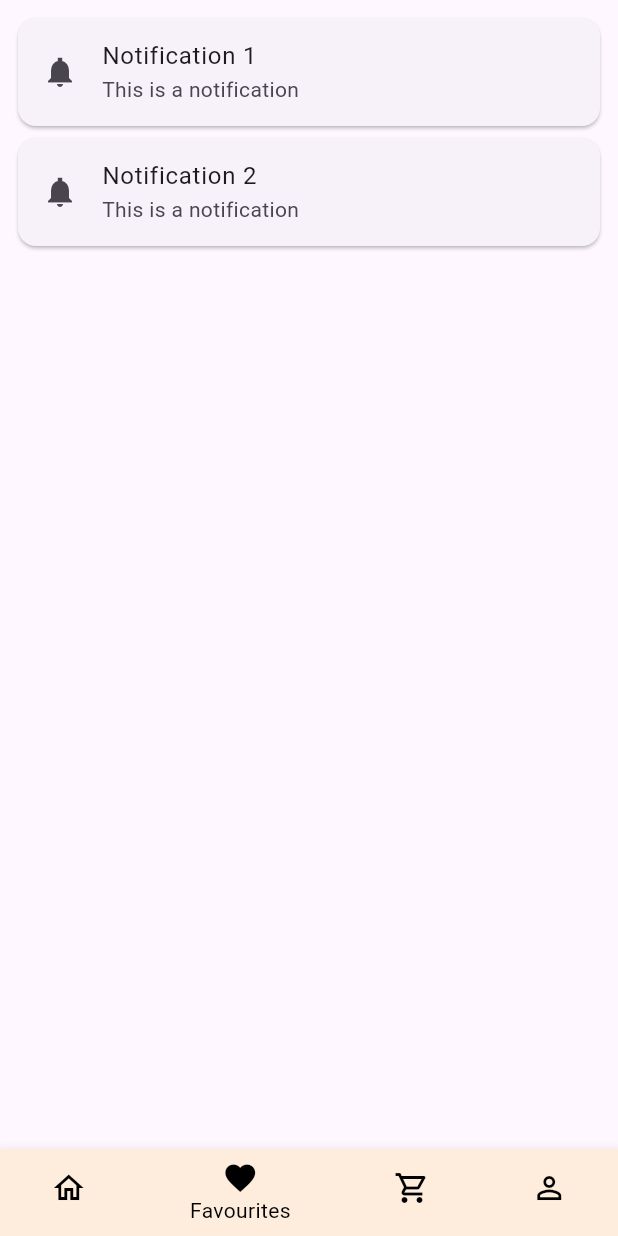
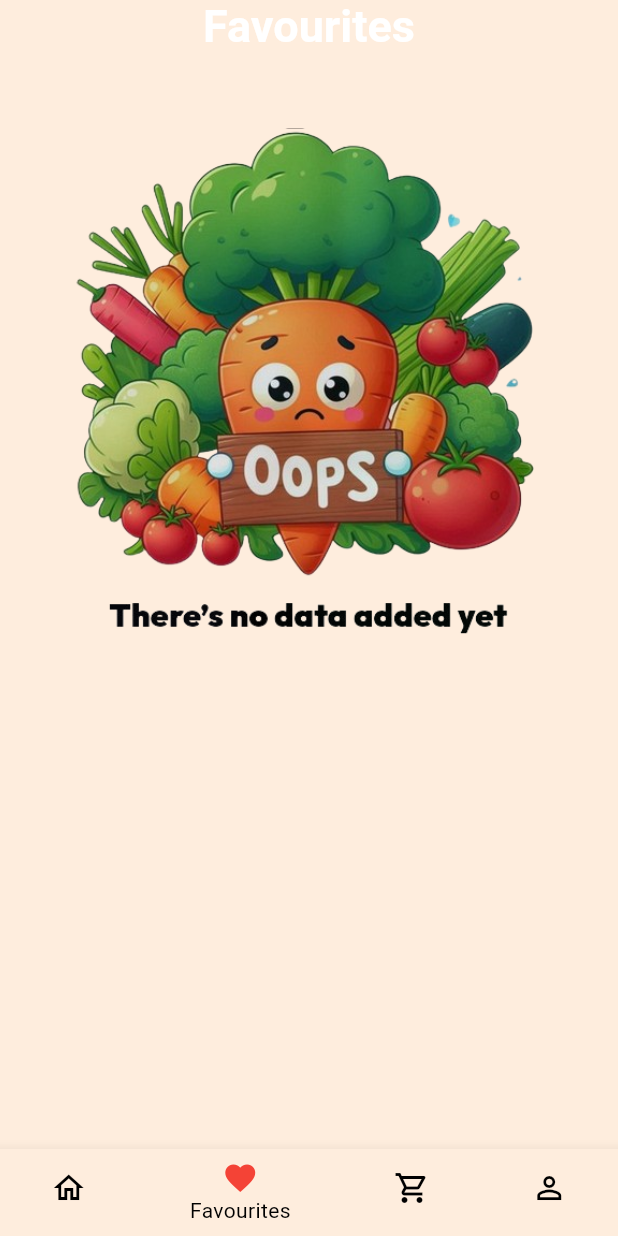
Before and after one commit to vicprzram/DishApp, a Flutter app: the HomePage screen opened directly, item 2 of the bottom bar chosen, on a phone screen of 412 x 824 dp. Run offline on Flutter 3.47's test engine with Material 3 defaults, Android fonts, the phone set to English and light mode, and no system bars; our stand-ins replace cloud_firestore, firebase_auth, firebase_core, firebase_database, firebase_storage, google_fonts and 2 more; missing offline and left inert: dart:ffi, flutterflow_ui; accounts and stored records are empty; statements that could not run were skipped.

Commit message:
Favourites done

```diff
--- a/lib/database/Authentication.dart
+++ b/lib/database/Authentication.dart
@@ -18,11 +18,11 @@ class Authentication {
       UserCredential result = await FirebaseAuth.instance.createUserWithEmailAndPassword(email: user.email, password: user.password);
       User? u = result.user;
       u?.updateDisplayName(user.username.toString());
-      /*await FirebaseDatabase.instance.ref('users').set({
+      await FirebaseDatabase.instance.ref('users').update({
         user.username : {
           "email" : user.email
         }
-      });*/
+      });
       await FirebaseFirestore.instance.collection("favourites").doc(user.username).set({"recipes":FieldValue.arrayUnion([])});
       return 'Success';
     } on FirebaseAuthException catch(e){
--- a/lib/pages/MainMenu.dart
+++ b/lib/pages/MainMenu.dart
@@ -2,6 +2,7 @@ import 'package:dishapp/pages/LoginFlow.dart';
 import 'package:dishapp/pages/main_menu/HomeFlow.dart';
 import 'package:firebase_auth/firebase_auth.dart';
 import 'package:flutter/material.dart';
+import 'package:dishapp/pages/main_menu/Favourites.dart';
 
 class HomePage extends StatefulWidget {
   const HomePage({super.key});
@@ -38,7 +39,7 @@ class _NavigationExampleState extends State<HomePage> {
                 label: 'Home',
               ),
               BottomNavigationBarItem(
-                activeIcon: Icon(Icons.favorite),
+                activeIcon: Icon(Icons.favorite, color: Colors.red),
                 icon: Icon(Icons.favorite_outline),
                 label: 'Favourites',
               ),
@@ -61,6 +62,11 @@ class _NavigationExampleState extends State<HomePage> {
         HomeWidget(),
 
         /// Notifications page
+
+        FavouritesWidget(),
+
+
+        /// Messages page
         const Padding(
           padding: EdgeInsets.all(8.0),
           child: Column(
@@ -83,10 +89,6 @@ class _NavigationExampleState extends State<HomePage> {
           ),
         ),
 
-        /// Messages page
-
-        Text("caca"),
-
         /// User page
         Card(
           shadowColor: Colors.transparent,
--- a/lib/pages/SignUpFlow.dart
+++ b/lib/pages/SignUpFlow.dart
@@ -101,7 +101,9 @@ class _RegisterWidgetState extends State<SignUpWidget> {
           SnackBar(content: Text(message))
       );
     }else{
-      SnackBar(content: Text('The passwords do not match'));
+      ScaffoldMessenger.of(context).showSnackBar(
+          SnackBar(content: Text("The passwords do not match"))
+      );
     }
   }
 
--- /dev/null
+++ b/lib/pages/main_menu/Favourites.dart
@@ -0,0 +1,239 @@
+import 'dart:ffi';
+
+import 'package:cloud_firestore/cloud_firestore.dart';
+import 'package:firebase_auth/firebase_auth.dart';
+import 'package:flutterflow_ui/flutterflow_ui.dart';
+import 'package:flutter/material.dart';
+import 'package:google_fonts/google_fonts.dart';
+import 'package:provider/provider.dart';
+
+class FavouritesModel extends FlutterFlowModel<FavouritesWidget> {
+  ///  State fields for stateful widgets in this page.
+
+  final unfocusNode = FocusNode();
+
+  @override
+  void initState(BuildContext context) {}
+
+  @override
+  void dispose() {
+    unfocusNode.dispose();
+  }
+}
+
+
+class FavouritesWidget extends StatefulWidget {
+  const FavouritesWidget({super.key});
+
+  @override
+  State<FavouritesWidget> createState() => _FavouritesWidgetState();
+}
+
+class _FavouritesWidgetState extends State<FavouritesWidget> {
+  late FavouritesModel _model;
+
+  final scaffoldKey = GlobalKey<ScaffoldState>();
+  List<Map<String, dynamic>> items = [];
+  List<String> documents = [];
+  bool isLoading = true;
+
+  @override
+  void initState() {
+    super.initState();
+    _model = createModel(context, () => FavouritesModel());
+
+    addItem();
+  }
+
+  @override
+  void dispose() {
+    _model.dispose();
+    items = [];
+    documents = [];
+
+    super.dispose();
+  }
+
+  void deleteItem(String doc, int index){
+    setState(() {
+      documents.remove(doc);
+      items.removeAt(index);
+      FirebaseFirestore.instance.collection("favourites").doc(FirebaseAuth.instance.currentUser!.displayName.toString()).update({
+        "recipes": documents
+      });
+    });
+
+  }
+
+  void addItem() async {
+
+    var data = await FirebaseFirestore.instance.collection('favourites').doc(FirebaseAuth.instance.currentUser!.displayName).get();
+    var data2;
+
+    print(data.data()?.values.elementAt(0).length);
+    print(data.data()?.values.length);
+
+    for(int i = 0; i < data.data()!.values.elementAt(0).length; i++){
+      print(data.data()!.values.elementAt(0)[i]);
+      documents.add(data.data()!.values.elementAt(0)[i]);
+    }
+
+    documents.forEach((element) async {
+      print("F: " + element.toString());
+      data2 = await FirebaseFirestore.instance.collection('recipes').doc(element.toString()).get();
+      items.add(data2.data());
+    });
+
+    setState(() {
+      isLoading = false;
+      print("cargo");
+    });
+  }
+
+  @override
+  Widget build(BuildContext context) {
+
+    return GestureDetector(
+      onTap: () => _model.unfocusNode.canRequestFocus
+          ? FocusScope.of(context).requestFocus(_model.unfocusNode)
+          : FocusScope.of(context).unfocus(),
+      child: Scaffold(
+        key: scaffoldKey,
+        backgroundColor: Color(0xfffeeddd),
+        body: SafeArea(
+          top: true,
+          child: Align(
+            alignment: AlignmentDirectional(0, 0),
+            child: Column(
+              mainAxisSize: MainAxisSize.max,
+              children: [
+                RichText(
+                  textScaler: MediaQuery.of(context).textScaler,
+                  text: TextSpan(
+                    children: [
+                      TextSpan(
+                        text: 'Favourites',
+                        style: TextStyle(
+                            fontSize: 30,
+                            fontWeight: FontWeight.bold
+                        ),
+                      )
+                    ],
+                    style: FlutterFlowTheme.of(context).bodyMedium.override(
+                      fontFamily: 'Ginger_Cat',
+                      letterSpacing: 0,
+                      fontWeight: FontWeight.w100,
+                      useGoogleFonts: false,
+                    ),
+                  ),
+                  textAlign: TextAlign.start,
+                ),
+
+                FutureBuilder(
+                  future: Future.delayed(Duration(milliseconds: 300)),
+                  builder: (ctx, snapshot) =>
+                  snapshot.connectionState == ConnectionState.waiting
+                      ? CircularProgressIndicator() :
+                    (items.length == 0) ? Align(
+                      alignment: AlignmentDirectional(0, 0),
+                      child: Padding(padding: EdgeInsetsDirectional.fromSTEB(0, 50, 0, 0),
+
+                        child: Container(
+                          height: 350,
+                          decoration: BoxDecoration(),
+                          child: Align(
+                            alignment: AlignmentDirectional(0, 0),
+                            child: ClipRRect(
+                              borderRadius: BorderRadius.circular(8),
+                              child: Image.asset(
+                                'lib/images/no_data.png',
+                                fit: BoxFit.cover,
+                              ),
+                            ),
+                          ),
+                        ),
+                      )) : Expanded(
+                    child: (isLoading) ? CircularProgressIndicator() : GridView.builder(
+                      itemBuilder: (context, index) {
+
+                        return  InkWell(
+                          onTap: (){
+
+                            print(documents[index]);
+
+                          },
+                          child:  Container(
+                            margin: const EdgeInsets.all(10.0),
+                            decoration: BoxDecoration(
+                                border: Border.all(color: Color(0xff59be32)),
+                                borderRadius: BorderRadius.circular(29),
+                                color: Colors.white
+                            ),
+                            child: Column(
+                              children: [
+                                Align(
+                                  alignment: Alignment.center,
+                                  child: Padding(padding: EdgeInsetsDirectional.fromSTEB(0, 5, 0, 5),
+                                    child: RichText(
+                                      text: TextSpan(text: items[index]["title"], style: TextStyle(fontFamily: 'Outfit', color: Colors.black),),
+                                    ),
+                                  ),),
+                                Expanded(
+                                  child: Container(
+                                    child: Image.network(items[index]["image"], fit: BoxFit.fill),
+                                  ),),
+                                Row(
+                                  mainAxisAlignment: MainAxisAlignment.spaceBetween,
+                                  children: [
+                                    Align(
+                                      alignment: Alignment.bottomLeft,
+                                      child: Padding(padding: EdgeInsetsDirectional.fromSTEB(5, 0, 0, 20),
+                                        child: RichText(
+                                          text: TextSpan(text: "@" + items[index]["user"], style: TextStyle(fontFamily: 'Outfit', color: Colors.black, fontSize: 12),),
+                                        ),
+                                      ),),
+
+
+
+                                    Align(
+                                        alignment: Alignment.bottomRight,
+                                        child: Padding(padding: EdgeInsetsDirectional.fromSTEB(0, 0, 5, 5),
+                                            child: Container(
+                                              child: InkWell(
+                                                child: Icon(Icons.delete_forever, color: Colors.red),
+                                                onTap: () {
+                                                  deleteItem(documents[index], index);
+                                                },
+                                              ),)
+                                        )
+                                    )
+                                  ],)
+                              ],
+
+                            ),
+                          ),
+                        );
+
+
+                      },
+                      itemCount: items.length,
+                      padding: EdgeInsets.zero,
+                      gridDelegate: SliverGridDelegateWithFixedCrossAxisCount(
+                        crossAxisCount: 2,
+                        crossAxisSpacing: 5,
+                        mainAxisSpacing: 5,
+                        childAspectRatio: 0.9,
+                      ),
+                      scrollDirection: Axis.vertical,
+                    ),
+                  ),
+                ),
+
+              ],
+            ),
+          ),
+        ),
+      ),
+    );
+  }
+}
```
Also changed, not shown: lib/pages/main_menu/HomeFlow.dart (+57 -11 lines), lib/images/no_data.png (added).
